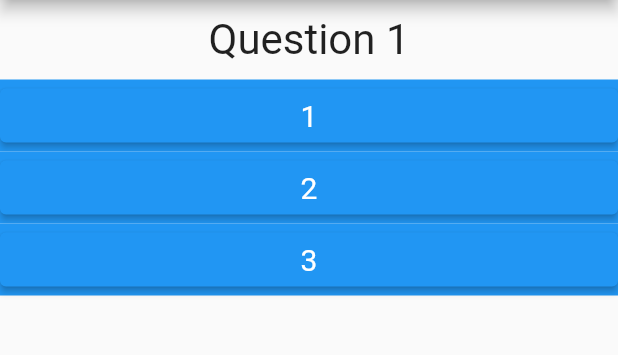
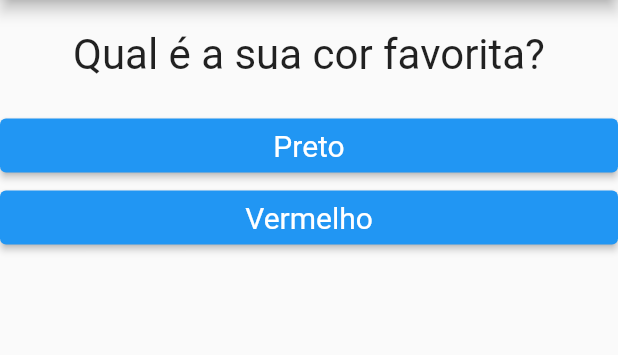
Before and after one commit to LuizFernandesOliveira/flutter-app-questions, a Flutter app: the screen it shows after launch, on a phone screen of 412 x 824 dp, the part 84-439 px from its top. Run offline on Flutter 3.47's test engine with Material 2 defaults, Android fonts, the phone set to English and light mode, and no system bars.

Commit message:
finishing project

```diff
--- a/lib/main.dart
+++ b/lib/main.dart
@@ -6,25 +6,52 @@ main() => runApp(QuestionApp());
 
 class _QuestionsAppState extends State<QuestionApp> {
   var _selectedQuestion = 0;
+  var _valueTotal = 0;
   final List<Map<String, Object>> _questions = const [
     {
-      'text': 'Question 1',
-      'responses': ['1', '2', '3']
+      'text': 'Qual é a sua cor favorita?',
+      'responses': [
+        {
+          'text': 'Preto',
+          'value': 10
+        },
+        {
+          'text': 'Vermelho',
+          'value': 5
+        }
+      ]
     },
     {
-      'text': 'Question 2',
-      'responses': ['1', '2', '3']
+      'text': 'Qual é o seu animal favorito?',
+      'responses': [
+        {
+          'text': 'Gato',
+          'value': 10
+        },
+        {
+          'text': 'Cachorro',
+          'value': 2
+        }
+      ]
     }
   ];
 
-  void _response() {
+  void _response(int value) {
     if (hasQuestionsSelected) {
       setState(() {
         _selectedQuestion++;
+        _valueTotal += value;
       });
     }
 
     print(_selectedQuestion);
+  }
+
+  void _restart() {
+    setState(() {
+      _selectedQuestion = 0;
+      _valueTotal = 0;
+    });
   }
 
   bool get hasQuestionsSelected {
@@ -42,7 +69,7 @@ class _QuestionsAppState extends State<QuestionApp> {
         ),
         body: hasQuestionsSelected
         ? Questionary(selectedQuestion: _selectedQuestion, questions: _questions, response: _response)
-        : Result(),
+        : Result(valueTotal: _valueTotal, restart: _restart),
       ),
     );
   }
--- a/lib/question.dart
+++ b/lib/question.dart
@@ -8,10 +8,10 @@ class Question extends StatelessWidget {
   Widget build(BuildContext context) {
     return Container(
       width: double.infinity,
-      margin: EdgeInsets.all(10),
+      margin: const EdgeInsets.all(20),
       child: Text(
         text,
-        style: TextStyle(fontSize: 28),
+        style: const TextStyle(fontSize: 28),
         textAlign: TextAlign.center,
       ),
     );
--- a/lib/questionary.dart
+++ b/lib/questionary.dart
@@ -5,7 +5,7 @@ import './response.dart';
 class Questionary extends StatelessWidget {
   final int selectedQuestion;
   final List<Map<String, Object>> questions;
-  final void Function() response;
+  final void Function(int) response;
 
   Questionary({
     required this.selectedQuestion,
@@ -19,14 +19,17 @@ class Questionary extends StatelessWidget {
 
   @override
   Widget build(BuildContext context) {
-    List<String> responses = hasQuestionsSelected
+    List<Map<String, Object>> responses = hasQuestionsSelected
         ? questions[selectedQuestion].cast()['responses']
         : [];
 
     return Column(
       children: <Widget>[
         Question(text: questions[selectedQuestion]['text'].toString()),
-        ...responses.map((e) => Response(text: e, onSelected: response)).toList(),
+        ...responses.map((e) => Response(
+            text: e['text'].toString(),
+            onSelected: () => response(int.parse(e['value'].toString()))
+        )).toList(),
       ],
     );
   }
--- a/lib/response.dart
+++ b/lib/response.dart
@@ -10,7 +10,6 @@ class Response extends StatelessWidget {
   Widget build(BuildContext context) {
     return Container(
       width: double.infinity,
-      color: Colors.blue,
       child: ElevatedButton(
         style: ElevatedButton.styleFrom(textStyle: const TextStyle(fontSize: 20)),
         onPressed: onSelected,
```
Also changed, not shown: lib/result.dart (+28 -5 lines).
